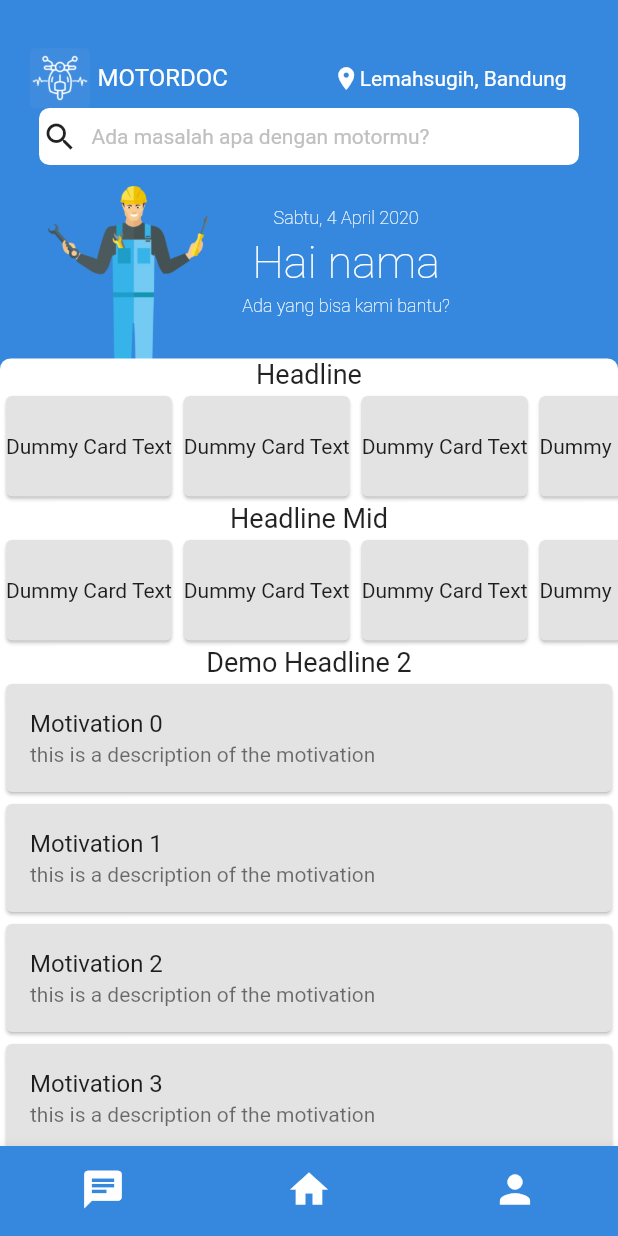
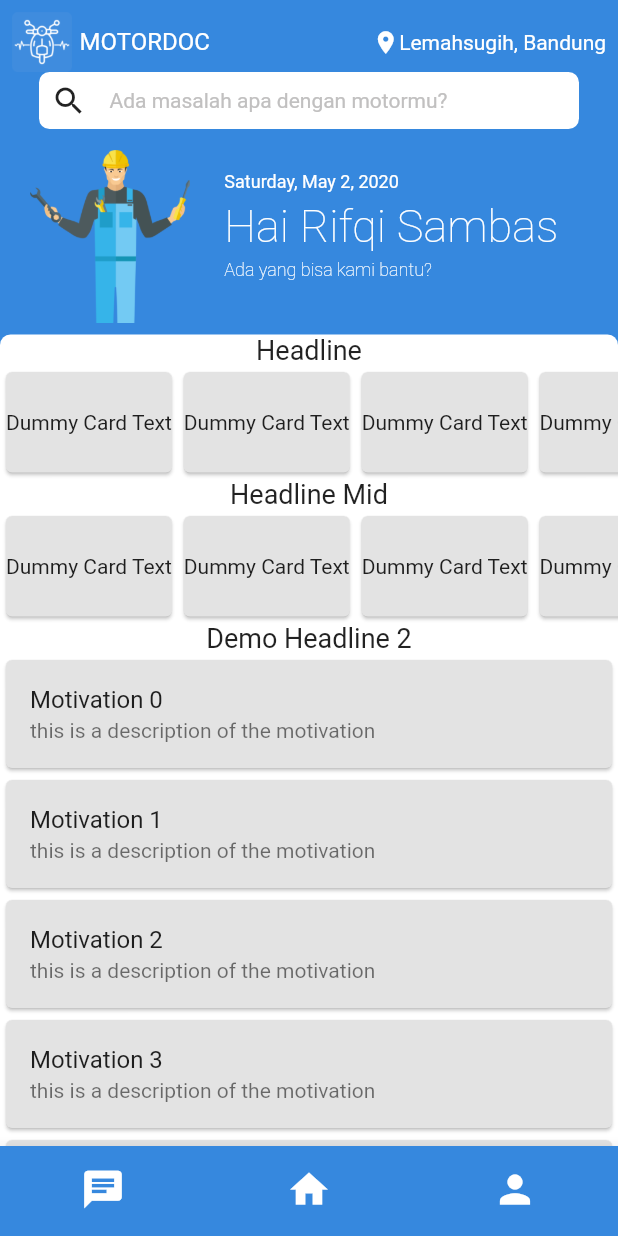
Before and after one commit to agungsatrioo/motordoc, a Flutter app: the BottomNav screen opened directly, on a phone screen of 412 x 824 dp. Run offline on Flutter 3.47's test engine with Material 2 defaults, Android fonts, the phone set to English and light mode, and no system bars; our stand-ins replace sqflite; accounts and stored records are empty.

Commit message:
change register and home page

```diff
--- a/lib/src/ui/pages/home/bottom_nav.dart
+++ b/lib/src/ui/pages/home/bottom_nav.dart
@@ -2,6 +2,7 @@ import 'package:flutter/material.dart';
 import 'package:motordoc/src/ui/pages/home/home.dart';
 import 'package:motordoc/src/ui/pages/home/chat.dart';
 import 'package:motordoc/src/ui/pages/home/person.dart';
+import 'package:motordoc/src/utils/util_theme.dart';
 
 class BottomNav extends StatefulWidget {
   @override
@@ -44,7 +45,7 @@ class _BottomNavState extends State<BottomNav> {
           ),
         ],
         currentIndex: _selectedIndex,
-        backgroundColor: Color(0xFF3688DE),
+        backgroundColor: primary_logo,
         unselectedItemColor: Colors.white,
         selectedItemColor: Colors.white,
         iconSize: 30,
--- a/lib/src/ui/pages/home/home.dart
+++ b/lib/src/ui/pages/home/home.dart
@@ -1,57 +1,34 @@
 import 'package:flutter/material.dart';
 import 'package:flutter/rendering.dart';
 import 'package:flutter/widgets.dart';
+import 'package:motordoc/src/ui/widgets/widget_brand.dart';
+import 'package:motordoc/src/ui/widgets/widget_date.dart';
+import 'package:motordoc/src/ui/widgets/widget_location.dart';
+import 'package:motordoc/src/utils/util_theme.dart';
 
 class HomePage extends StatefulWidget{
-  @override
-  _HomePageState createState() => _HomePageState();
+  @override createState() => _MyHomePage();
 }
 
-class _HomePageState extends State<HomePage>{
-
+class _MyHomePage extends State<HomePage>{
   @override
-  Widget build(BuildContext context){
+  Widget build(BuildContext context) {
     return Scaffold(
-      backgroundColor: Color (0xFF3688DE),
-        resizeToAvoidBottomPadding: false,
-        body: Column(
+      backgroundColor: primary_logo,
+      resizeToAvoidBottomInset: false,
+      body: SafeArea(
+        child: Container(
+          child: Column(
           children: <Widget>[
             Container(
-                  padding: const EdgeInsets.only(right: 20, left: 20, top: 32),
+              padding: EdgeInsets.all(8.0),
               child: Column(
                 children: <Widget>[
                   Row(
+                    mainAxisAlignment: MainAxisAlignment.spaceBetween,
                     children: <Widget>[
-                          Image.asset(
-                            "assets/images/logo.png",
-                            width : 40.0,
-                            height: 40.0,
-                          ),
-                          Padding(
-                            padding: EdgeInsets.only(left: 5, right: 70),
-                            child: Text(
-                              "MOTORDOC",
-                              style: TextStyle(
-                                fontSize: 16,
-                                color: Color (0xFFFFFFFF),
-                              ),
-                            ),
-                          ),
-                          Icon(
-                            Icons.location_on,
-                            size: 18,
-                            color: Color (0xFFFFFFFF),
-                          ),
-                          Align(
-                            alignment: Alignment.centerRight,
-                            child: Text(
-                              "Lemahsugih, Bandung",
-                              style: TextStyle(
-                                fontSize: 14,
-                                color: Color (0xFFFFFFFF),
-                              ),
-                            ),
-                          ),
+                      MotordocLogo(),
+                      WidgetLocation()
                     ],
                   ),
                   Container(
@@ -64,7 +41,7 @@ class _HomePageState extends State<HomePage>{
                         child: Row(
                             children:<Widget>[
                               Padding(
-                                padding: const EdgeInsets.all(2.0),
+                                padding: const EdgeInsets.symmetric(horizontal:8.0, vertical:2.0),
                                 child: Icon(
                                   Icons.search,
                                 ),
@@ -81,8 +58,7 @@ class _HomePageState extends State<HomePage>{
                             ]
                         ),
                       ),
-                      Container(
-                        child: Row(
+                      Row(
                           children: <Widget>[
                             Padding(
                               padding: const EdgeInsets.only(top: 14, right: 23.0, left: 12.0),
@@ -92,30 +68,17 @@ class _HomePageState extends State<HomePage>{
                               ),
                             ),
                             Column(
+                              crossAxisAlignment: CrossAxisAlignment.start,
                               children: <Widget>[
-                                Align(
-                                  alignment: Alignment.centerLeft,
-                                  child: Text(
-                                    "Sabtu, 4 April 2020",
-                                    style: TextStyle(
-                                      color: Color(0xFFFFFFFF),
-                                      fontSize: 12.0,
-                                      fontWeight: FontWeight.w100,
-                                    ),
-                                    textAlign: TextAlign.left,
-                                  ),
-                                ),
+                                DateWidget(),
                                 Padding(
                                   padding: const EdgeInsets.only(top: 5.0),
-                                  child: Align(
-                                    alignment: Alignment.centerLeft,
                                   child: Text(
-                                      "Hai nama",
+                                    "Hai Rifqi Sambas",
                                     style: TextStyle(
                                       color: Color(0xFFFFFFFF),
                                       fontSize: 30.0,
                                       fontWeight: FontWeight.w100,
-                                      ),
                                     ),
                                   ),
                                 ),
@@ -133,7 +96,6 @@ class _HomePageState extends State<HomePage>{
                               ],
                             )
                           ],
-                        ),
                         ),
                 ],
               ),
@@ -203,6 +165,8 @@ class _HomePageState extends State<HomePage>{
               ),
           ],
           ),
+        )
+      )
     );
   }
 }
--- a/lib/src/ui/pages/login/login.dart
+++ b/lib/src/ui/pages/login/login.dart
@@ -1,8 +1,8 @@
 import 'package:flutter/material.dart';
 import 'package:flutter/rendering.dart';
 import 'package:flutter/services.dart';
-import 'package:motordoc/src/ui/pages/otp.dart';
-import 'package:motordoc/src/ui/widgets/widget_button.dart';
+import '../../widgets/widget_button.dart';
+import '../../pages/otp.dart';
 
 class LoginPage extends StatefulWidget{
   @override createState() => _LoginPageState();
@@ -58,7 +58,7 @@ class _LoginPageState extends State<LoginPage> {
           crossAxisAlignment: CrossAxisAlignment.start,
           children: <Widget>[
             Padding(
-              padding: const EdgeInsets.symmetric(horizontal: 8.0),
+              padding: const EdgeInsets.symmetric(horizontal: 8.0, vertical: 8.0),
               child: Text(
                   "Dengan mendaftar, saya menerima Syarat dan Ketentuan yang berlaku di Motordoc.",
                   textAlign: TextAlign.center,
@@ -78,5 +78,4 @@ class _LoginPageState extends State<LoginPage> {
       )
     );
   }
-
 }
--- a/lib/src/ui/pages/register.dart
+++ b/lib/src/ui/pages/register.dart
@@ -1,6 +1,7 @@
 import 'package:flutter/material.dart';
 import 'package:flutter/services.dart';
 import 'package:flutter/widgets.dart';
+import 'package:motordoc/src/ui/widgets/widget_button.dart';
 
 import 'home/bottom_nav.dart';
 
@@ -76,33 +77,18 @@ class _RegisterPageState extends State<RegistPage>{
               TextField(
                 keyboardType: TextInputType.text,
               ),
-
-              Padding(
-                padding: EdgeInsets.only(top: 140),
-                child: FlatButton(
-                  shape: RoundedRectangleBorder(
-                    borderRadius: new BorderRadius.circular(7.0),
-                  ),
-                  color: Color(0xFF3688DE),
-                  textColor: Colors.white,
-                  padding: EdgeInsets.only(right: 115, left: 115, top: 9, bottom: 9),
-                  onPressed: () {
-                    Navigator.of(context).pushReplacement(
-                        MaterialPageRoute(
-                            builder: (context)=> BottomNav()
-                        )
-                    );
-                  },
-                  child: const Text(
-                      'SIMPAN',
-                      style: TextStyle()
-                  ),
-                ),
-              )
             ],
           ),
-        )
-
+        ),
+        bottomNavigationBar: MyButton.primary(
+              caption: "Simpan", onTap: () {
+              Navigator.of(context).push(
+                  MaterialPageRoute(
+                      builder: (context) => BottomNav()
+                  )
+              );
+            },
+              buttonWidth: double.infinity,),
     );
   }
 }
--- /dev/null
+++ b/lib/src/ui/widgets/widget_brand.dart
@@ -0,0 +1,27 @@
+import 'package:flutter/widgets.dart';
+
+class MotordocLogo extends StatelessWidget {
+  @override
+  Widget build(BuildContext context) {
+    return Row(
+                children: <Widget>[
+                  Image.asset(
+                          "assets/images/logo.png",
+                          width : 40.0,
+                          height: 40.0,
+                        ),
+                        Padding(
+                          padding: EdgeInsets.only(left: 5, right: 70),
+                          child: Text(
+                            "MOTORDOC",
+                            style: TextStyle(
+                              fontSize: 16,
+                              color: Color (0xFFFFFFFF),
+                            ),
+                          ),
+                        ),
+                ],
+              );
+  }
+
+}
--- a/lib/src/ui/widgets/widget_button.dart
+++ b/lib/src/ui/widgets/widget_button.dart
@@ -10,11 +10,15 @@ class MyButton extends StatelessWidget {
   Function() onTap;
   Color buttonColor;
   Color textColor;
+
   double fontSize = 16.0;
   double buttonWidth = 88.0;
   double buttonHeight = 48.0;
+
   int _buttonType;
   bool _isOutline = false, _isLink = false;
+
+  final ShapeBorder shape = RoundedRectangleBorder(borderRadius: new BorderRadius.circular(12.0));
 
   static const _BUTTON_TYPE_ERROR = 1;
   static const _BUTTON_TYPE_PRIMARY = 2;
@@ -132,6 +136,7 @@ class MyButton extends StatelessWidget {
 
     if (_isOutline) {
       _buttonShape = OutlineButton(
+        shape: shape,
         color: buttonColor,
         highlightedBorderColor: buttonColor,
         borderSide: BorderSide(color: buttonColor),
@@ -141,6 +146,7 @@ class MyButton extends StatelessWidget {
       );
     } else {
       _buttonShape = FlatButton(
+        shape: shape,
         color: buttonColor,
         child: Text(caption,
             style: TextStyle(
--- /dev/null
+++ b/lib/src/ui/widgets/widget_date.dart
@@ -0,0 +1,23 @@
+import 'package:flutter/material.dart';
+import 'package:flutter/widgets.dart';
+import '../../utils/util_date.dart';
+
+class DateWidget extends StatelessWidget {
+  @override
+  Widget build(BuildContext context) {
+    final now = DateTime.now();
+    final clock =
+        Stream<DateTime>.periodic(const Duration(seconds: 1), (count) {
+      return now.add(Duration(seconds: count));
+    });
+    return StreamBuilder<DateTime>(
+      stream: clock,
+      builder: (context, snapshot) {
+        return Text(
+          DateTime.now().tanggal(),
+          style: Theme.of(context).textTheme.caption.merge(TextStyle(color: Colors.white)),
+          );
+      },
+    );
+  }
+}
--- /dev/null
+++ b/lib/src/ui/widgets/widget_location.dart
@@ -0,0 +1,25 @@
+import 'package:flutter/material.dart';
+import 'package:flutter/widgets.dart';
+
+class WidgetLocation extends StatelessWidget {
+  @override
+  Widget build(BuildContext context) {
+    return Row(
+      children: <Widget>[
+        Icon(
+          Icons.location_on,
+          size: 18,
+          color: Color (0xFFFFFFFF),
+        ),
+        Text(
+          "Lemahsugih, Bandung",
+          style: TextStyle(
+            fontSize: 14,
+            color: Color (0xFFFFFFFF),
+          ),
+        ),
+      ],
+    );
+  }
+
+}
--- /dev/null
+++ b/lib/src/utils/util_date.dart
@@ -0,0 +1,5 @@
+import 'package:intl/intl.dart';
+
+extension HumanReadableDate on DateTime {
+  String tanggal() => DateFormat.yMMMMEEEEd().format(this);
+}
```
Lines whose indentation alone changed are shown as unchanged.
